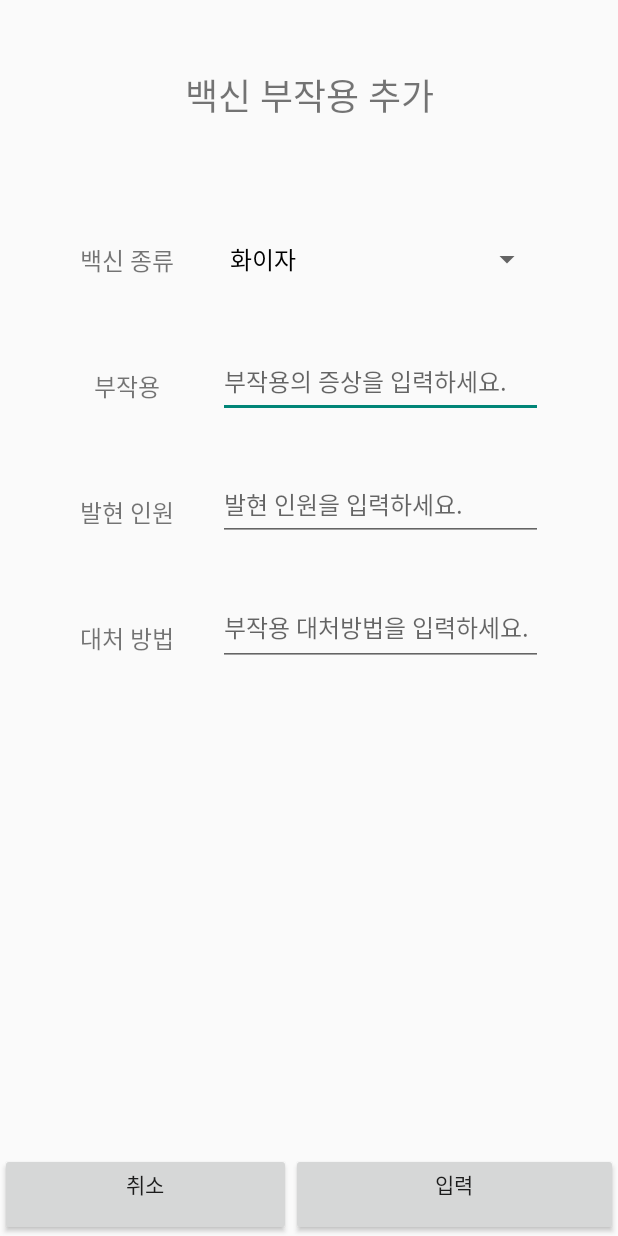
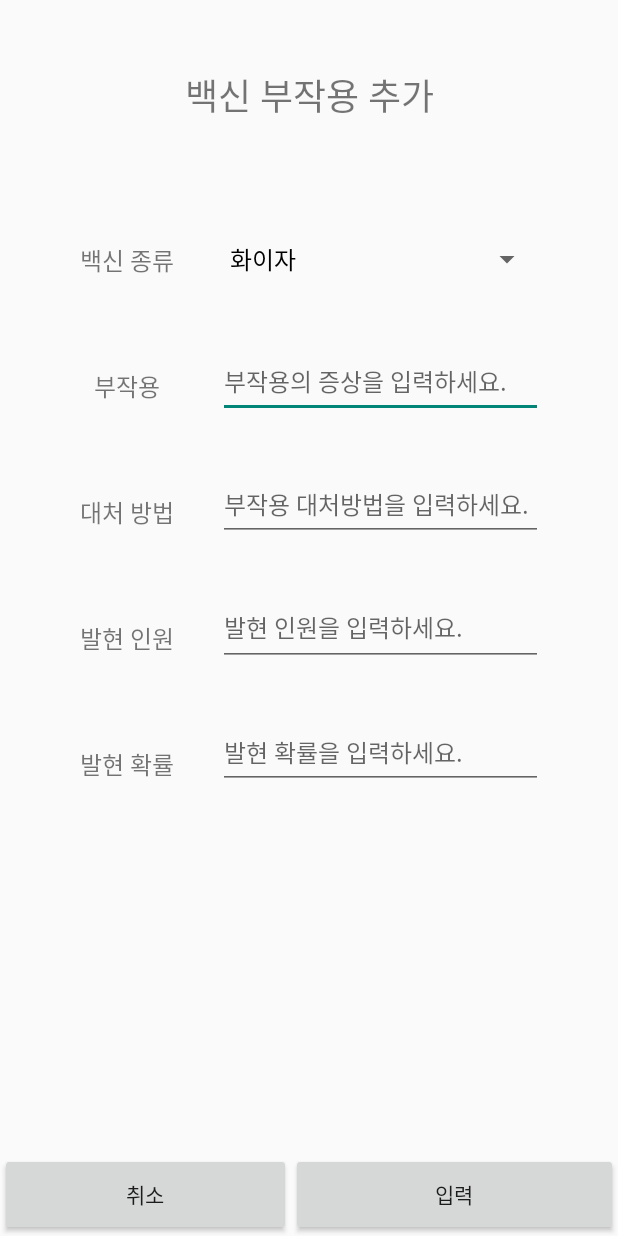
Before and after one commit to yoo0221/CIMS, an Android app: the AddSideEffectActivity screen opened directly, with no data from a screen before it, on a phone screen of 412 x 824 dp. Run offline under Robolectric (Android 15) with nearby library versions, the phone set to English and light mode, and no system bars; network calls fail.

Commit message:
발현확률 입력란 추가 입력/취소 버튼 수정

```diff
--- a/app/src/main/java/com/example/cims/HCI_layer/InformationManagement_UI/AddVisitedRecordActivity.java
+++ b/app/src/main/java/com/example/cims/HCI_layer/InformationManagement_UI/AddVisitedRecordActivity.java
@@ -24,7 +24,7 @@ import org.json.JSONObject;
 
 public class AddVisitedRecordActivity extends AppCompatActivity {
 
-    private EditText placeNameInput, visitedTimeInput, addressInput, latitudeInput, longitudeInput;
+    private EditText placeNameInput, visitedDateInput, addressInput, latitudeInput, longitudeInput;
     private Button cancel_btn, add_btn;
     private AlertDialog dialog;
 
@@ -35,7 +35,7 @@ public class AddVisitedRecordActivity extends AppCompatActivity {
         setContentView(R.layout.activity_add_visited_record);
 
         placeNameInput = (EditText) findViewById(R.id.placeNameInput);
-        visitedTimeInput = (EditText) findViewById(R.id.visitedTimeInput);
+        visitedDateInput = (EditText) findViewById(R.id.visitedDateInput);
         addressInput = (EditText) findViewById(R.id.addressInput);
         latitudeInput = (EditText) findViewById(R.id.latitudeInput);
         longitudeInput = (EditText) findViewById(R.id.longitudeInput);
@@ -46,7 +46,7 @@ public class AddVisitedRecordActivity extends AppCompatActivity {
             public void onClick(View view){
                 //입력 값 저장
                 /*final*/ String placeName = placeNameInput.getText().toString();
-                /*final*/ String visitedDate = visitedTimeInput.getText().toString();
+                /*final*/ String visitedDate = visitedDateInput.getText().toString();
                 /*final*/ String address = addressInput.getText().toString();
                 /*final*/ double lat = Float.parseFloat(latitudeInput.getText().toString());
                 /*final*/ double lng = Float.parseFloat(longitudeInput.getText().toString());
--- a/app/src/main/res/layout/activity_add_side_effect.xml
+++ b/app/src/main/res/layout/activity_add_side_effect.xml
@@ -46,6 +46,20 @@
         app:layout_constraintTop_toBottomOf="@+id/vaccineNameText" />
 
     <TextView
+        android:id="@+id/treatmentText"
+        android:layout_width="70dp"
+        android:layout_height="wrap_content"
+        android:layout_marginStart="50dp"
+        android:layout_marginLeft="50dp"
+        android:layout_marginTop="60dp"
+        android:text="@string/treatmentText"
+        android:textAlignment="center"
+        android:gravity="center_horizontal"
+        android:textSize="16sp"
+        app:layout_constraintStart_toStartOf="parent"
+        app:layout_constraintTop_toBottomOf="@+id/sideEffectText" />
+
+    <TextView
         android:id="@+id/getSymptomText"
         android:layout_width="70dp"
         android:layout_height="wrap_content"
@@ -57,16 +71,16 @@
         android:gravity="center_horizontal"
         android:textSize="16sp"
         app:layout_constraintStart_toStartOf="parent"
-        app:layout_constraintTop_toBottomOf="@+id/sideEffectText" />
+        app:layout_constraintTop_toBottomOf="@+id/treatmentText" />
 
     <TextView
-        android:id="@+id/treatmentText"
+        android:id="@+id/occurProbabilityText"
         android:layout_width="70dp"
         android:layout_height="wrap_content"
         android:layout_marginStart="50dp"
         android:layout_marginLeft="50dp"
         android:layout_marginTop="60dp"
-        android:text="@string/treatmentText"
+        android:text="@string/occurProbabilityText"
         android:textAlignment="center"
         android:gravity="center_horizontal"
         android:textSize="16sp"
@@ -108,7 +122,7 @@
         app:layout_constraintTop_toBottomOf="@+id/vaccineNameInput" />
 
     <EditText
-        android:id="@+id/getSymptomInput"
+        android:id="@+id/treatmentInput"
         android:layout_width="0dp"
         android:layout_height="48dp"
         android:layout_marginStart="25dp"
@@ -117,16 +131,16 @@
         android:layout_marginLeft="25dp"
         android:layout_marginRight="50dp"
         android:ems="10"
-        android:hint="@string/getSymptomInputHint"
+        android:hint="@string/treatmentInputHint"
         android:inputType="text"
         android:textSize="16sp"
         app:layout_constraintEnd_toEndOf="parent"
         app:layout_constraintHorizontal_bias="0.0"
-        app:layout_constraintStart_toEndOf="@+id/getSymptomText"
+        app:layout_constraintStart_toEndOf="@+id/treatmentText"
         app:layout_constraintTop_toBottomOf="@+id/symptomInput" />
 
     <EditText
-        android:id="@+id/treatmentInput"
+        android:id="@+id/getSymptomInput"
         android:layout_width="0dp"
         android:layout_height="48dp"
         android:layout_marginStart="25dp"
@@ -136,12 +150,30 @@
         android:layout_marginRight="50dp"
         android:ems="10"
         android:gravity="start|top"
-        android:hint="@string/treatmentInputHint"
+        android:hint="@string/getSymptomInputHint"
         android:inputType="text"
         android:textSize="16sp"
         app:layout_constraintEnd_toEndOf="parent"
         app:layout_constraintHorizontal_bias="0.0"
-        app:layout_constraintStart_toEndOf="@+id/treatmentText"
+        app:layout_constraintStart_toEndOf="@+id/getSymptomText"
+        app:layout_constraintTop_toBottomOf="@+id/treatmentInput" />
+
+    <EditText
+        android:id="@+id/longitudeInput"
+        android:layout_width="0dp"
+        android:layout_height="48dp"
+        android:layout_marginStart="25dp"
+        android:layout_marginTop="34dp"
+        android:layout_marginEnd="50dp"
+        android:layout_marginLeft="25dp"
+        android:layout_marginRight="50dp"
+        android:ems="10"
+        android:hint="@string/occurProbabilityInputHint"
+        android:inputType="text"
+        android:textSize="16sp"
+        app:layout_constraintEnd_toEndOf="parent"
+        app:layout_constraintHorizontal_bias="0.0"
+        app:layout_constraintStart_toEndOf="@+id/occurProbabilityText"
         app:layout_constraintTop_toBottomOf="@+id/getSymptomInput" />
 
 
@@ -150,8 +182,7 @@
         android:layout_width="194dp"
         android:layout_height="55dp"
         android:text="@string/btnCancelText"
-        android:textAlignment="center"
-        android:gravity="center_horizontal"
+        android:gravity="center"
         app:layout_constraintBottom_toBottomOf="parent"
         app:layout_constraintStart_toStartOf="parent" />
 
@@ -160,8 +191,7 @@
         android:layout_width="0dp"
         android:layout_height="55dp"
         android:text="@string/btnAddText"
-        android:textAlignment="center"
-        android:gravity="center_horizontal"
+        android:gravity="center"
         app:layout_constraintBottom_toBottomOf="parent"
         app:layout_constraintEnd_toEndOf="parent"
         app:layout_constraintStart_toEndOf="@+id/cancel_btn" />
--- a/app/src/main/res/values/strings.xml
+++ b/app/src/main/res/values/strings.xml
@@ -20,22 +20,24 @@
     <string name="sideEffectText">부작용</string>
     <string name="getSymptomText">발현 인원</string>
     <string name="treatmentText">대처 방법</string>
+    <string name="occurProbabilityText">발현 확률</string>
     <string name="symptomInputHint">부작용의 증상을 입력하세요.</string>
     <string name="getSymptomInputHint">발현 인원을 입력하세요.</string>
     <string name="treatmentInputHint">부작용 대처방법을 입력하세요.</string>
-
+    <string name="occurProbabilityInputHint">발현 확률을 입력하세요.</string>
 
     <string name="addVisitedRecordTitle">확진자 방문장소 추가</string>
     <string name="placeNameText">장소명</string>
-    <string name="visitedTimeText">방문 시간</string>
+    <string name="visitedDateText">방문 날짜</string>
     <string name="addressText">주소</string>
     <string name="latitudeText">위도</string>
     <string name="longitudeText">경도</string>
     <string name="placeNameInputHint">방문 장소명을 입력하세요.</string>
-    <string name="visitedTimeInputHint">방문 시간을 입력하세요.</string>
+    <string name="visitedDateInputHint">방문 날짜를 입력하세요.</string>
     <string name="addressInputHint">주소를 입력하세요.</string>
     <string name="latitudeInputHint">위도를 입력하세요.</string>
     <string name="longitudeInputHint">경도를 입력하세요.</string>
 
 
+
 </resources>
```
Also changed, not shown: app/src/main/res/layout/activity_add_visited_record.xml (+6 -8 lines).
